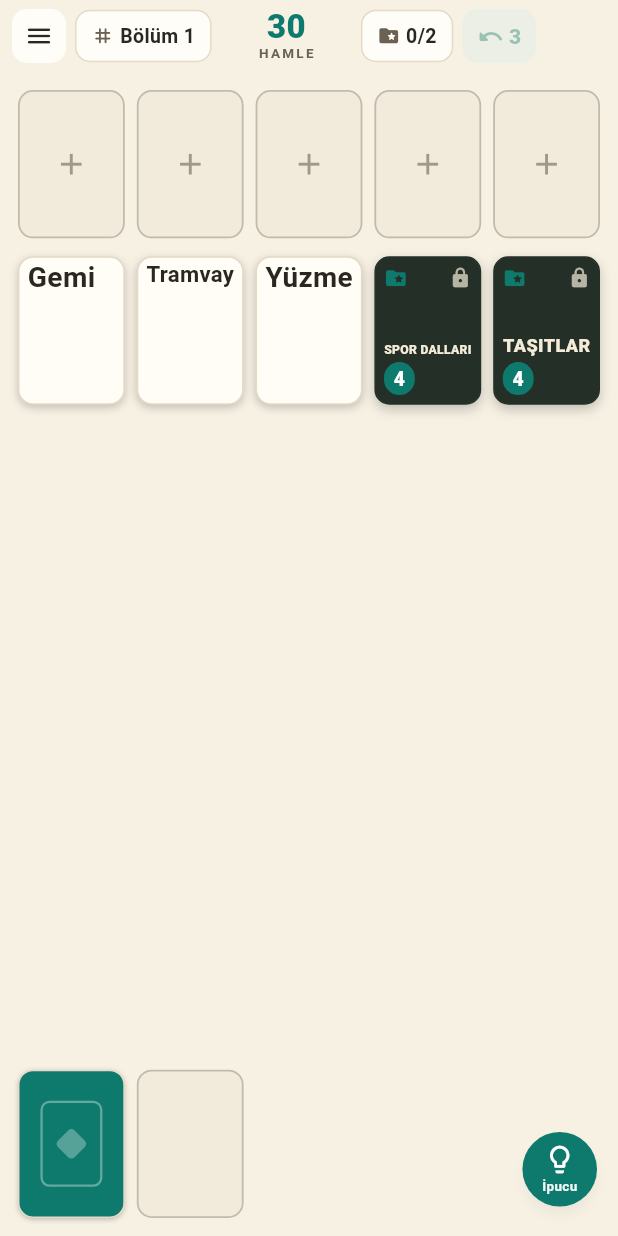
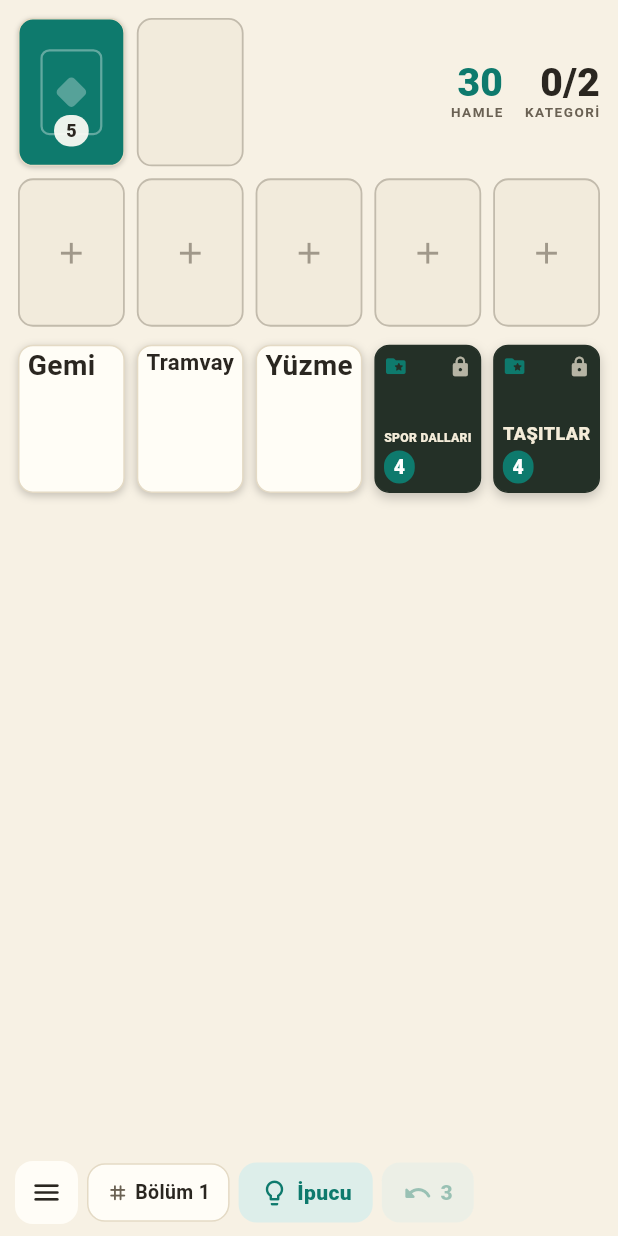
Before and after one commit to b3vet/manasal-solitair, a Flutter app: the screen it shows after launch, after a tap on "Oyna", on a phone screen of 412 x 824 dp. Run offline on Flutter 3.47's test engine with Material 3 defaults, Android fonts, the phone set to English and light mode, and no system bars; our stand-ins replace audioplayers, shared_preferences.

Commit message:
Yerleşim: önemli bilgi üstte, kontroller altta
Sürükleme mesafesini kısaltmak için tahta düzeni yeniden düzenlendi:
en aşağıdan en yukarıya kart taşımak yerine önemli içerik artık üstte.

- Üst satır: deste + atık (sol), kalan hamle ve kategori sayaçları (sağ);
  deste üzerinde kalan kart sayısı rozeti.
- Toplama slotları ve oyun alanı üstten aşağı akar; sürükleme hedefleri
  parmağa yakın.
- Menü, bölüm no, ipucu ve geri al kontrolleri ekranın en altındaki
  ince çubuğa (baş parmak bölgesi) taşındı (Hud -> BottomBar).
- BoardMetrics: infoTop/foundationTop/tableauTop ile yeni bantlar,
  statArea, slotAt/columnAt için y-bandı korumaları.
- Taşma (RenderFlex) düzeltmeleri: FittedBox + Flexible.

Co-Authored-By: Claude Fable 5 <noreply@anthropic.com>
Claude-Session: https://claude.ai/code/session_016ZgU2movbmCMEjw7CJVURp

```diff
--- a/lib/app/game/board_metrics.dart
+++ b/lib/app/game/board_metrics.dart
@@ -1,7 +1,13 @@
 /// Tahta geometrisi: yığın ve kart konumları, isabet bölgeleri.
 ///
-/// Tek kaynak: hem çizim hem sürükleme isabet testi buradan okur. Oyun
-/// alanının (HUD altındaki) boyutuna ve sütun/kart sayılarına göre hesaplar.
+/// Tek kaynak: hem çizim hem sürükleme isabet testi buradan okur.
+///
+/// Yerleşim (yukarıdan aşağı):
+///   1) Bilgi + deste satırı: deste + atık (sol) ve kalan hamle / kategori
+///      sayaçları (sağ).
+///   2) Toplama slotları (5). — sürükleme hedefleri en üstte.
+///   3) Oyun alanı (tableau), ekranın altına kadar uzanır.
+/// Menü/bölüm/geri al/ipucu kontrolleri tahtanın DIŞINDA (altta) durur.
 library;
 
 import 'package:flutter/widgets.dart';
@@ -22,10 +28,11 @@ class BoardMetrics {
     card = Size(cardW, cardH);
     _pad = pad;
 
-    foundationTop = pad;
+    infoTop = pad;
+    foundationTop = infoTop + cardH + Dim.gap;
     tableauTop = foundationTop + cardH + Dim.gap * 1.5;
-    bottomTop = size.height - cardH - pad;
-    final tableauH = bottomTop - tableauTop - Dim.gap;
+    final tableauBottom = size.height - pad;
+    final tableauH = tableauBottom - tableauTop;
 
     final maxCount = columnCounts.isEmpty
         ? 1
@@ -48,43 +55,53 @@ class BoardMetrics {
 
   late final Size card;
   late final double _pad;
+  late final double infoTop;
   late final double foundationTop;
   late final double tableauTop;
-  late final double bottomTop;
   late final double step;
 
   double _colX(int c) => _pad + c * (card.width + Dim.gap);
+
+  // Deste + atık: en üst satırın solunda.
+  Offset stockTopLeft() => Offset(_colX(0), infoTop);
+  Offset wasteTopLeft() => Offset(_colX(1), infoTop);
+
+  // Sayaç bölgesi: en üst satırın sağı (deste/atıktan sonra).
+  Rect get statArea => Rect.fromLTRB(
+    _colX(2) + Dim.gap,
+    infoTop,
+    size.width - _pad,
+    infoTop + card.height,
+  );
 
   Offset slotTopLeft(int i) => Offset(_colX(i), foundationTop);
   Offset columnTopLeft(int c) => Offset(_colX(c), tableauTop);
   Offset cardTopLeft(int c, int indexInColumn) =>
       Offset(_colX(c), tableauTop + indexInColumn * step);
-  Offset stockTopLeft() => Offset(_colX(0), bottomTop);
-  Offset wasteTopLeft() => Offset(_colX(1), bottomTop);
 
-  Rect rectAt(Offset topLeft) => topLeft & card;
-
-  /// Bir sütunun tüm isabet bölgesi (drop hedefleme için).
-  Rect columnHitRect(int c, int cardCount) {
-    final top = tableauTop;
-    final height =
-        (cardCount <= 1 ? card.height : (cardCount - 1) * step + card.height)
-            .clamp(card.height, bottomTop - tableauTop);
-    return Rect.fromLTWH(_colX(c), top, card.width, height);
+  /// Bir bırakma noktasına en yakın slot (toplama satırındaysa).
+  int? slotAt(Offset p) {
+    if (p.dy < foundationTop - Dim.gap ||
+        p.dy > foundationTop + card.height + Dim.gap) {
+      return null;
+    }
+    var best = -1;
+    var bestDist = double.infinity;
+    for (var i = 0; i < slotCount; i++) {
+      final cx = _colX(i) + card.width / 2;
+      final d = (p.dx - cx).abs();
+      if (d < bestDist) {
+        bestDist = d;
+        best = i;
+      }
+    }
+    if (best < 0 || bestDist > card.width * 0.9) return null;
+    return best;
   }
 
-  /// Bir bırakma noktasına en yakın slot (foundation bölgesindeyse).
-  int? slotAt(Offset p) {
-    if (p.dy > foundationTop + card.height + Dim.gap) return null;
-    for (var i = 0; i < slotCount; i++) {
-      final r = slotTopLeft(i) & card;
-      if (_expand(r).contains(p)) return i;
-    }
-    return null;
-  }
-
-  /// Bir bırakma noktasına en yakın sütun (tableau bölgesinde).
+  /// Bir bırakma noktasına en yakın sütun (oyun alanındaysa).
   int? columnAt(Offset p) {
+    if (p.dy < tableauTop - card.height * 0.5) return null;
     var best = -1;
     var bestDist = double.infinity;
     for (var c = 0; c < columnCount; c++) {
@@ -95,10 +112,7 @@ class BoardMetrics {
         best = c;
       }
     }
-    // Yatay tolerans: yarım kart genişliği + boşluk.
     if (best < 0 || bestDist > card.width * 0.9) return null;
     return best;
   }
-
-  Rect _expand(Rect r) => r.inflate(Dim.gap);
 }
--- a/lib/app/game/game_board.dart
+++ b/lib/app/game/game_board.dart
@@ -160,6 +160,7 @@ class _GameBoardState extends State<GameBoard>
         children.addAll(_columnFrames(m, colors));
         children.addAll(_pileFrames(m, colors));
         children.addAll(_cards(m, colors));
+        children.addAll(_topInfo(m, colors));
         if (_celebrateText != null) {
           children.add(
             Positioned.fill(
@@ -249,6 +250,60 @@ class _GameBoardState extends State<GameBoard>
           m.wasteTopLeft(),
           m.card,
           EmptyFrameView(size: m.card, colors: colors),
+        ),
+      );
+    }
+    return out;
+  }
+
+  // --- Üst bilgi (kalan hamle, kategori sayacı, deste kart sayısı) ---
+
+  List<Widget> _topInfo(BoardMetrics m, GameColors colors) {
+    final out = <Widget>[];
+    final area = m.statArea;
+    out.add(
+      Positioned(
+        left: area.left,
+        top: area.top,
+        width: area.width,
+        height: area.height,
+        child: IgnorePointer(
+          child: _StatRow(
+            movesLeft: state.movesLeft,
+            completed: state.completedCount,
+            totalCategories: state.totalCategories,
+            colors: colors,
+          ),
+        ),
+      ),
+    );
+    if (state.stock.isNotEmpty) {
+      final tl = m.stockTopLeft();
+      out.add(
+        Positioned(
+          left: tl.dx,
+          top: tl.dy + m.card.height * 0.6,
+          width: m.card.width,
+          height: m.card.height * 0.32,
+          child: IgnorePointer(
+            child: Center(
+              child: Container(
+                padding: const EdgeInsets.symmetric(horizontal: 8, vertical: 2),
+                decoration: BoxDecoration(
+                  color: colors.surface.withValues(alpha: 0.92),
+                  borderRadius: BorderRadius.circular(999),
+                ),
+                child: Text(
+                  '${state.stock.length}',
+                  style: TextStyle(
+                    color: colors.ink,
+                    fontWeight: FontWeight.w800,
+                    fontSize: 12,
+                  ),
+                ),
+              ),
+            ),
+          ),
         ),
       );
     }
@@ -590,6 +645,70 @@ class _Grab {
   final bool isCategory;
 }
 
+/// Üstteki sayaçlar: kalan hamle + tamamlanan kategori.
+class _StatRow extends StatelessWidget {
+  const _StatRow({
+    required this.movesLeft,
+    required this.completed,
+    required this.totalCategories,
+    required this.colors,
+  });
+  final int movesLeft;
+  final int completed;
+  final int totalCategories;
+  final GameColors colors;
+
+  @override
+  Widget build(BuildContext context) {
+    return FittedBox(
+      fit: BoxFit.scaleDown,
+      alignment: Alignment.centerRight,
+      child: Row(
+        mainAxisSize: MainAxisSize.min,
+        children: [
+          _tile(
+            'HAMLE',
+            '$movesLeft',
+            movesLeft <= 5 ? colors.danger : colors.accent,
+          ),
+          const SizedBox(width: 14),
+          _tile('KATEGORİ', '$completed/$totalCategories', colors.ink),
+        ],
+      ),
+    );
+  }
+
+  Widget _tile(String label, String value, Color valueColor) {
+    return Column(
+      mainAxisSize: MainAxisSize.min,
+      crossAxisAlignment: CrossAxisAlignment.end,
+      children: [
+        FittedBox(
+          fit: BoxFit.scaleDown,
+          child: Text(
+            value,
+            style: TextStyle(
+              color: valueColor,
+              fontWeight: FontWeight.w900,
+              fontSize: 26,
+              height: 1,
+            ),
+          ),
+        ),
+        Text(
+          label,
+          style: TextStyle(
+            color: colors.inkSoft,
+            fontSize: 9,
+            letterSpacing: 1,
+            fontWeight: FontWeight.w700,
+          ),
+        ),
+      ],
+    );
+  }
+}
+
 /// Kategori tamamlandığında kısa süreli kutlama afişi (belirir, solar).
 class _CelebrationBanner extends StatelessWidget {
   const _CelebrationBanner({
--- a/lib/app/game/game_screen.dart
+++ b/lib/app/game/game_screen.dart
@@ -9,7 +9,6 @@ import '../audio/sound_service.dart';
 import '../meta/meta_scope.dart';
 import '../meta/meta_service.dart';
 import '../theme/app_theme.dart';
-import '../theme/tokens.dart';
 import 'game_board.dart';
 import 'game_controller.dart';
 import 'widgets/dialogs.dart';
@@ -192,66 +191,24 @@ class _GameScreenState extends State<GameScreen> {
       body: SafeArea(
         child: Column(
           children: [
-            Hud(
-              state: _controller.state,
+            Expanded(
+              child: GameBoard(
+                controller: _controller,
+                haptics: meta.haptics,
+                reduceMotion: _reduceMotion(context, meta.reducedMotion),
+              ),
+            ),
+            BottomBar(
+              levelId: _controller.state.level.id,
               undoCredits: meta.credits,
               canUndo: _controller.canUndo,
               onMenu: _pause,
               onUndo: _useUndo,
-            ),
-            Expanded(
-              child: Stack(
-                children: [
-                  GameBoard(
-                    controller: _controller,
-                    haptics: meta.haptics,
-                    reduceMotion: _reduceMotion(context, meta.reducedMotion),
-                  ),
-                  Positioned(
-                    right: 14,
-                    bottom: 14,
-                    child: _hintButton(colors, meta.credits),
-                  ),
-                ],
-              ),
+              onHint: _useHint,
             ),
           ],
         ),
       ),
     );
   }
-
-  Widget _hintButton(GameColors colors, int credits) {
-    return Material(
-      color: colors.accent,
-      shape: const CircleBorder(),
-      elevation: 3,
-      shadowColor: colors.shadow,
-      child: InkWell(
-        customBorder: const CircleBorder(),
-        onTap: _useHint,
-        child: Padding(
-          padding: const EdgeInsets.all(13),
-          child: Column(
-            mainAxisSize: MainAxisSize.min,
-            children: [
-              const Icon(
-                Icons.lightbulb_outline_rounded,
-                color: Colors.white,
-                size: 22,
-              ),
-              Text(
-                'İpucu',
-                style: TextStyle(
-                  color: Colors.white.withValues(alpha: 0.95),
-                  fontSize: 9,
-                  fontWeight: FontWeight.w700,
-                ),
-              ),
-            ],
-          ),
-        ),
-      ),
-    );
-  }
 }
--- a/lib/app/game/widgets/hud.dart
+++ b/lib/app/game/widgets/hud.dart
@@ -1,34 +1,37 @@
-/// Üst bilgi çubuğu (HUD): menü, bölüm, kalan hamle, kategori sayacı, geri al.
+/// Alt kontrol çubuğu: menü, bölüm no, ipucu, geri al.
+///
+/// Odak dışı kontroller en altta (baş parmak bölgesi); önemli oyun bilgisi
+/// (kalan hamle, kategori, deste) tahtanın en üstünde gösterilir.
 library;
 
 import 'package:flutter/material.dart';
 
-import '../../../engine/engine.dart';
 import '../../theme/app_theme.dart';
 import '../../theme/tokens.dart';
 
-class Hud extends StatelessWidget {
-  const Hud({
+class BottomBar extends StatelessWidget {
+  const BottomBar({
     super.key,
-    required this.state,
+    required this.levelId,
     required this.undoCredits,
     required this.canUndo,
     required this.onMenu,
     required this.onUndo,
+    required this.onHint,
   });
 
-  final GameState state;
+  final int levelId;
   final int undoCredits;
   final bool canUndo;
   final VoidCallback onMenu;
   final VoidCallback onUndo;
+  final VoidCallback onHint;
 
   @override
   Widget build(BuildContext context) {
     final colors = context.colors;
-    final movesLow = state.movesLeft <= 5 && state.isPlaying;
     return Container(
-      padding: const EdgeInsets.symmetric(horizontal: 8, vertical: 6),
+      padding: const EdgeInsets.fromLTRB(10, 6, 10, 8),
       child: Row(
         children: [
           _iconButton(colors, Icons.menu_rounded, onMenu),
@@ -37,79 +40,55 @@ class Hud extends StatelessWidget {
             child: _chip(
               colors,
               icon: Icons.tag_rounded,
-              label: 'Bölüm ${state.level.id}',
-            ),
-          ),
-          Expanded(child: Center(child: _movesBadge(colors, movesLow))),
-          Flexible(
-            child: _chip(
-              colors,
-              icon: Icons.folder_special_rounded,
-              label: '${state.completedCount}/${state.totalCategories}',
+              label: 'Bölüm $levelId',
             ),
           ),
           const SizedBox(width: 6),
-          _undoButton(colors),
+          _actionButton(
+            colors,
+            icon: Icons.lightbulb_outline_rounded,
+            label: 'İpucu',
+            onTap: onHint,
+          ),
+          const SizedBox(width: 6),
+          _actionButton(
+            colors,
+            icon: Icons.undo_rounded,
+            label: '$undoCredits',
+            onTap: canUndo && undoCredits > 0 ? onUndo : null,
+          ),
         ],
       ),
     );
   }
 
-  Widget _movesBadge(GameColors colors, bool low) {
-    final child = Column(
-      mainAxisSize: MainAxisSize.min,
-      children: [
-        Text(
-          '${state.movesLeft}',
-          style: TextStyle(
-            color: low ? colors.danger : colors.accent,
-            fontWeight: FontWeight.w900,
-            fontSize: 22,
-            height: 1,
-          ),
-        ),
-        Text(
-          'HAMLE',
-          style: TextStyle(
-            color: colors.inkSoft,
-            fontSize: 9,
-            letterSpacing: 1.5,
-            fontWeight: FontWeight.w700,
-          ),
-        ),
-      ],
-    );
-    if (!low) return child;
-    return TweenAnimationBuilder<double>(
-      tween: Tween(begin: 0.9, end: 1.0),
-      duration: const Duration(milliseconds: 500),
-      curve: Curves.easeInOut,
-      builder: (_, v, c) => Transform.scale(scale: v, child: c),
-      child: child,
-    );
-  }
-
-  Widget _undoButton(GameColors colors) {
-    final enabled = canUndo && undoCredits > 0;
+  Widget _actionButton(
+    GameColors colors, {
+    required IconData icon,
+    required String label,
+    required VoidCallback? onTap,
+  }) {
+    final enabled = onTap != null;
     return Opacity(
       opacity: enabled ? 1 : 0.4,
       child: Material(
         color: colors.accentSoft,
-        borderRadius: BorderRadius.circular(10),
+        borderRadius: BorderRadius.circular(12),
         child: InkWell(
-          borderRadius: BorderRadius.circular(10),
-          onTap: enabled ? onUndo : null,
+          borderRadius: BorderRadius.circular(12),
+          onTap: onTap,
           child: Padding(
-            padding: const EdgeInsets.symmetric(horizontal: 10, vertical: 8),
+            padding: const EdgeInsets.symmetric(horizontal: 14, vertical: 10),
             child: Row(
               children: [
-                Icon(Icons.undo_rounded, size: 18, color: colors.accent),
-                const SizedBox(width: 3),
+                Icon(icon, size: 20, color: colors.accent),
+                const SizedBox(width: 5),
                 Text(
-                  '$undoCredits',
+                  label,
                   style: TextStyle(
                     color: colors.accent,
                     fontWeight: FontWeight.w800,
+                    fontSize: 14,
                   ),
                 ),
               ],
@@ -126,10 +105,10 @@ class Hud extends StatelessWidget {
     required String label,
   }) {
     return Container(
-      padding: const EdgeInsets.symmetric(horizontal: 10, vertical: 7),
+      padding: const EdgeInsets.symmetric(horizontal: 12, vertical: 9),
       decoration: BoxDecoration(
         color: colors.surface,
-        borderRadius: BorderRadius.circular(10),
+        borderRadius: BorderRadius.circular(12),
         border: Border.all(color: colors.cardEdge),
       ),
       child: FittedBox(
@@ -156,26 +135,15 @@ class Hud extends StatelessWidget {
   Widget _iconButton(GameColors colors, IconData icon, VoidCallback onTap) {
     return Material(
       color: colors.surface,
-      borderRadius: BorderRadius.circular(10),
+      borderRadius: BorderRadius.circular(12),
       child: InkWell(
-        borderRadius: BorderRadius.circular(10),
+        borderRadius: BorderRadius.circular(12),
         onTap: onTap,
         child: Padding(
-          padding: const EdgeInsets.all(8),
-          child: Icon(icon, size: 20, color: colors.ink),
+          padding: const EdgeInsets.all(10),
+          child: Icon(icon, size: 22, color: colors.ink),
         ),
       ),
     );
   }
 }
-
-/// Alt bilgi: deste sayısı etiketi (deste görseli tahtada).
-class StockLabel extends StatelessWidget {
-  const StockLabel({super.key, required this.count});
-  final int count;
-  @override
-  Widget build(BuildContext context) => Text(
-    '$count',
-    style: TextStyle(color: context.colors.inkSoft, fontSize: 12),
-  );
-}
```
